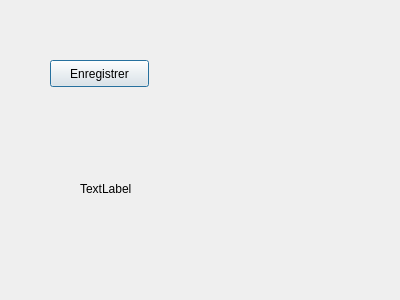
The window that UI/mainWindows.ui (AndyChalendard/Karaoke) describes before a commit, drawn with Qt 5.
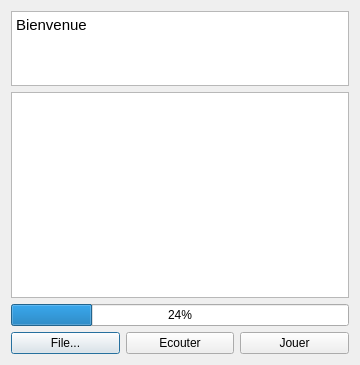
The same window after the commit.

Commit message:
Interface Graphique
Début d'une interface graphique

```diff
--- a/UI/mainWindows.ui
+++ b/UI/mainWindows.ui
@@ -6,39 +6,77 @@
    <rect>
     <x>0</x>
     <y>0</y>
-    <width>400</width>
-    <height>300</height>
+    <width>360</width>
+    <height>365</height>
    </rect>
   </property>
   <property name="windowTitle">
    <string>Dialog</string>
   </property>
-  <widget class="QPushButton" name="Button_Enregistrer">
-   <property name="geometry">
-    <rect>
-     <x>50</x>
-     <y>60</y>
-     <width>99</width>
-     <height>27</height>
-    </rect>
-   </property>
-   <property name="text">
-    <string>Enregistrer</string>
-   </property>
-  </widget>
-  <widget class="QLabel" name="label">
-   <property name="geometry">
-    <rect>
-     <x>80</x>
-     <y>180</y>
-     <width>68</width>
-     <height>17</height>
-    </rect>
-   </property>
-   <property name="text">
-    <string>TextLabel</string>
-   </property>
-  </widget>
+  <layout class="QVBoxLayout" name="verticalLayout_2">
+   <item>
+    <layout class="QVBoxLayout" name="verticalLayout">
+     <item>
+      <widget class="QTextBrowser" name="textBrowser">
+       <property name="minimumSize">
+        <size>
+         <width>0</width>
+         <height>75</height>
+        </size>
+       </property>
+       <property name="maximumSize">
+        <size>
+         <width>16777215</width>
+         <height>75</height>
+        </size>
+       </property>
+       <property name="html">
+        <string>&lt;!DOCTYPE HTML PUBLIC &quot;-//W3C//DTD HTML 4.0//EN&quot; &quot;http://www.w3.org/TR/REC-html40/strict.dtd&quot;&gt;
+&lt;html&gt;&lt;head&gt;&lt;meta name=&quot;qrichtext&quot; content=&quot;1&quot; /&gt;&lt;style type=&quot;text/css&quot;&gt;
+p, li { white-space: pre-wrap; }
+&lt;/style&gt;&lt;/head&gt;&lt;body style=&quot; font-family:'Ubuntu'; font-size:11pt; font-weight:400; font-style:normal;&quot;&gt;
+&lt;p style=&quot; margin-top:0px; margin-bottom:0px; margin-left:0px; margin-right:0px; -qt-block-indent:0; text-indent:0px;&quot;&gt;Bienvenue&lt;/p&gt;&lt;/body&gt;&lt;/html&gt;</string>
+       </property>
+      </widget>
+     </item>
+     <item>
+      <widget class="QGraphicsView" name="graphicsView"/>
+     </item>
+     <item>
+      <widget class="QProgressBar" name="progressBar">
+       <property name="value">
+        <number>24</number>
+       </property>
+      </widget>
+     </item>
+     <item>
+      <layout class="QHBoxLayout" name="horizontalLayout">
+       <item>
+        <widget class="QPushButton" name="Button_File">
+         <property name="text">
+          <string>File...</string>
+         </property>
+        </widget>
+       </item>
+       <item>
+        <widget class="QPushButton" name="Button_Listen">
+         <property name="text">
+          <string>Ecouter</string>
+         </property>
+        </widget>
+       </item>
+       <item>
+        <widget class="QPushButton" name="Button_Play">
+         <property name="text">
+          <string>Jouer</string>
+         </property>
+        </widget>
+       </item>
+      </layout>
+     </item>
+    </layout>
+   </item>
+  </layout>
  </widget>
  <resources/>
  <connections>
```
Left out of the diff: 60 changed lines with no effect on the pictures. The commit also changes 2 other files.
